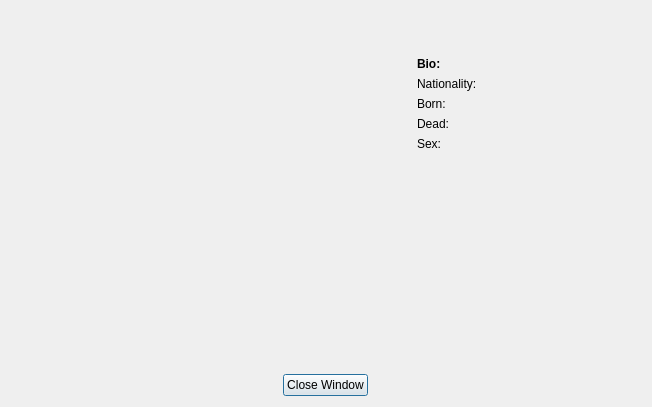
First picture: the form in viewprogrammerdialog.ui, repository DORB/Verkur3GUI, before the edit.
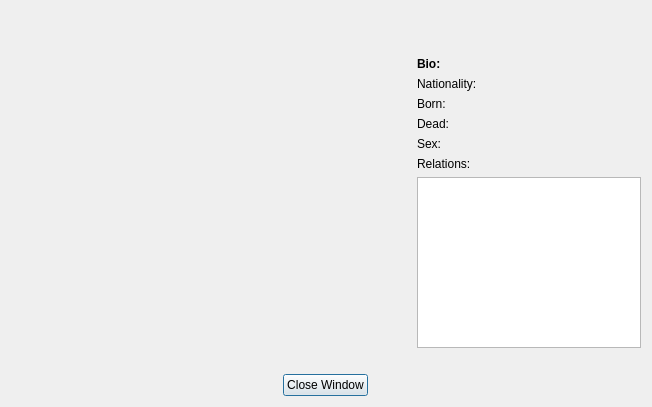
Second picture: the form after the edit.

Commit message: Sett inn relations fyrir view Programmers díalóginn

```diff
--- a/viewprogrammerdialog.ui
+++ b/viewprogrammerdialog.ui
@@ -129,6 +129,20 @@
          </item>
         </layout>
        </item>
+       <item>
+        <layout class="QVBoxLayout" name="verticalLayout_3">
+         <item>
+          <widget class="QLabel" name="label_programmer_relations">
+           <property name="text">
+            <string>Relations:</string>
+           </property>
+          </widget>
+         </item>
+         <item>
+          <widget class="QListWidget" name="list_programmer_relations"/>
+         </item>
+        </layout>
+       </item>
        <item>
         <spacer name="verticalSpacer">
          <property name="orientation">
```
The commit also changes 4 other files.
